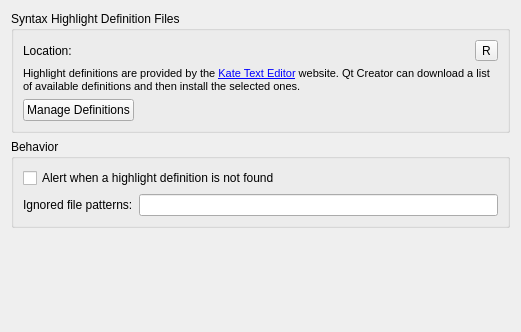
This is src/plugins/texteditor/generichighlighter/highlightersettingspage.ui in qt-creator/qt-creator as Qt 5 draws it before an edit. The edited form follows.
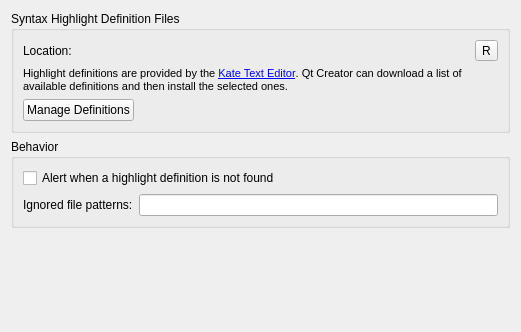
This is the edited form. Icons and pictures are not drawn. Custom widgets are drawn as their Qt base class.

Commit message: Highlighter settings: Change label text.

Diff of the .ui file:
```diff
--- a/src/plugins/texteditor/generichighlighter/highlightersettingspage.ui
+++ b/src/plugins/texteditor/generichighlighter/highlightersettingspage.ui
@@ -65,7 +65,7 @@
 &lt;html&gt;&lt;head&gt;&lt;meta name=&quot;qrichtext&quot; content=&quot;1&quot; /&gt;&lt;style type=&quot;text/css&quot;&gt;
 p, li { white-space: pre-wrap; }
 &lt;/style&gt;&lt;/head&gt;&lt;body style=&quot; font-family:'MS Shell Dlg 2'; font-size:8.25pt; font-weight:400; font-style:normal;&quot;&gt;
-&lt;p style=&quot; margin-top:0px; margin-bottom:0px; margin-left:0px; margin-right:0px; -qt-block-indent:0; text-indent:0px;&quot;&gt;&lt;span style=&quot; font-size:8pt;&quot;&gt;Highlight definitions are provided by the &lt;/span&gt;&lt;a href=&quot;http://kate-editor.org/&quot;&gt;&lt;span style=&quot; font-size:8pt; text-decoration: underline; color:#0000ff;&quot;&gt;Kate Text Editor&lt;/span&gt;&lt;/a&gt;&lt;span style=&quot; font-size:8pt;&quot;&gt; website. Qt Creator can download a list of available definitions and then install the selected ones.&lt;/span&gt;&lt;/p&gt;&lt;/body&gt;&lt;/html&gt;</string>
+&lt;p style=&quot; margin-top:0px; margin-bottom:0px; margin-left:0px; margin-right:0px; -qt-block-indent:0; text-indent:0px;&quot;&gt;&lt;span style=&quot; font-size:8pt;&quot;&gt;Highlight definitions are provided by the &lt;/span&gt;&lt;a href=&quot;http://kate-editor.org/&quot;&gt;&lt;span style=&quot; font-size:8pt; text-decoration: underline; color:#0000ff;&quot;&gt;Kate Text Editor&lt;/span&gt;&lt;/a&gt;&lt;span style=&quot; font-size:8pt;&quot;&gt;. Qt Creator can download a list of available definitions and then install the selected ones.&lt;/span&gt;&lt;/p&gt;&lt;/body&gt;&lt;/html&gt;</string>
         </property>
         <property name="textFormat">
          <enum>Qt::RichText</enum>
```
